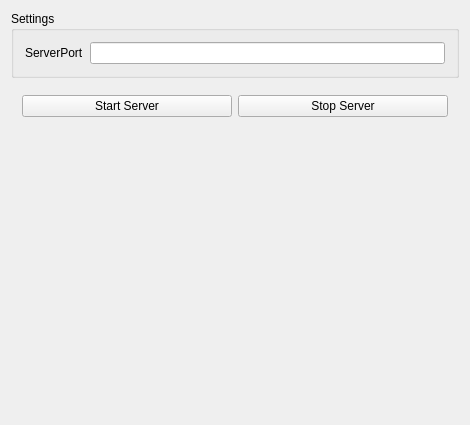
Qt form MirrorServer/mainwindow.ui (thijser/ARGAME) before a commit.
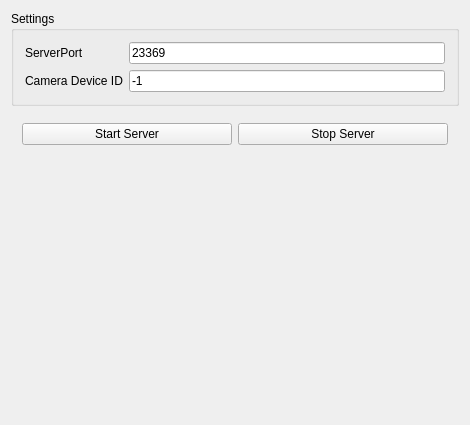
The same form after that commit.

Commit message:
Added Camera Device ID field to MainWindow.
Also updated README.md to include build instructions,
and set QMake to use a precompiled header (mirrors.h)

What changed in the file:
```diff
--- a/MirrorServer/mainwindow.ui
+++ b/MirrorServer/mainwindow.ui
@@ -51,6 +51,9 @@
          <property name="inputMask">
           <string/>
          </property>
+         <property name="text">
+          <string>23369</string>
+         </property>
          <property name="maxLength">
           <number>32767</number>
          </property>
@@ -59,6 +62,23 @@
          </property>
         </widget>
        </item>
+       <item row="2" column="0">
+        <widget class="QLabel" name="cameraLabel">
+         <property name="text">
+          <string>Camera Device ID</string>
+         </property>
+        </widget>
+       </item>
+       <item row="2" column="1">
+        <widget class="QLineEdit" name="cameraDevice">
+         <property name="text">
+          <string>-1</string>
+         </property>
+         <property name="maxLength">
+          <number>8</number>
+         </property>
+        </widget>
+       </item>
       </layout>
      </widget>
     </item>
```
Left out of the diff: 2 changed lines with no effect on the pictures. The commit also changes 9 other files.
